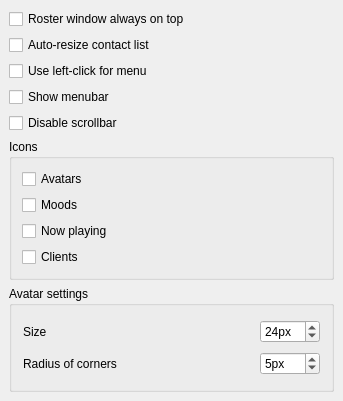
This is src/options/opt_roster.ui in psi-im/psi as Qt 5 draws it before an edit. The edited form follows.
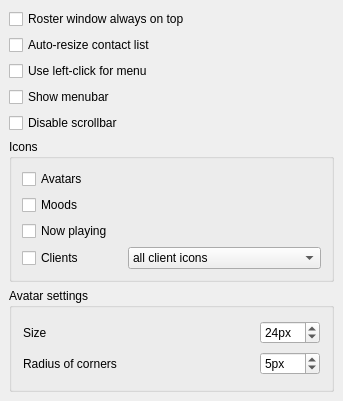
This is the edited form.

Commit message: Added support for client icons xmpp clients of contacts (Psi+ patch 0160-psi-client-icons.diff with mods for quick search)

```diff
--- a/src/options/opt_roster.ui
+++ b/src/options/opt_roster.ui
@@ -104,6 +104,11 @@
        </widget>
       </item>
       <item>
+       <layout class="QHBoxLayout" >
+        <property name="spacing" >
+         <number>5</number>
+        </property>
+        <item>
        <widget class="QCheckBox" name="ck_showClientIcons">
         <property name="whatsThis">
          <string>Show icon of user client</string>
@@ -113,6 +118,22 @@
         </property>
        </widget>
       </item>
+        <item>
+         <widget class="QComboBox" name="cb_showAllClientIcons" >
+          <item>
+           <property name="text" >
+            <string>all client icons</string>
+           </property>
+          </item>
+          <item>
+           <property name="text" >
+            <string>only highest priority client icon</string>
+           </property>
+          </item>
+         </widget>
+        </item>
+       </layout>
+      </item>
      </layout>
     </widget>
    </item>
```
Left out of the diff: 2 changed lines with no effect on the pictures. The commit also changes 11 other files.
